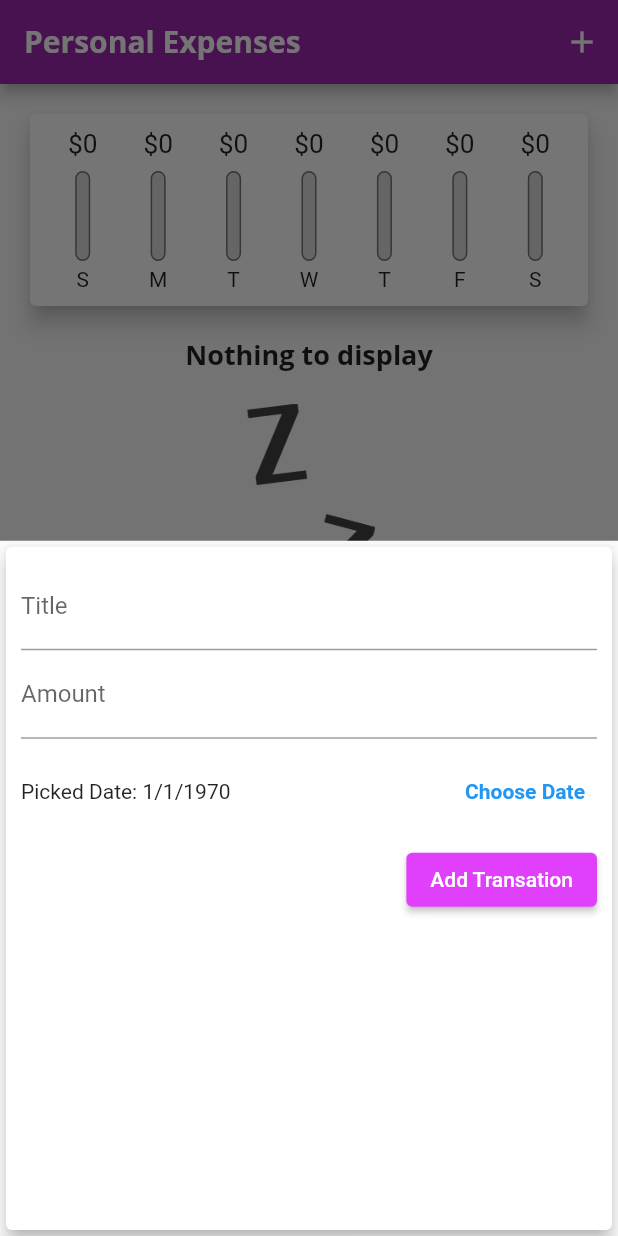
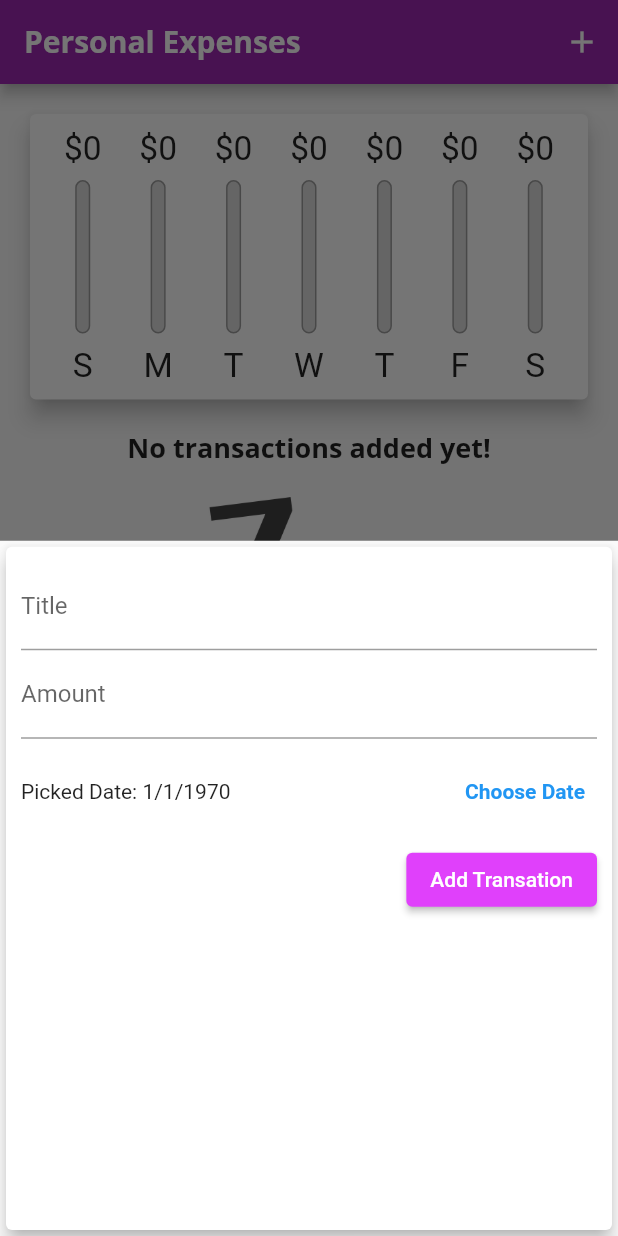
Before and after one commit to raman04-byte/chores, a Flutter app: the screen it shows after launch, after a tap on the "add" icon, on a phone screen of 412 x 824 dp. Run offline on Flutter 3.47's test engine with Material 2 defaults, Android fonts, the phone set to English and light mode, and no system bars; Roboto replaces fonts that are missing (Open Sans).

Commit message:
Modified the application

```diff
--- a/lib/main.dart
+++ b/lib/main.dart
@@ -5,6 +5,11 @@ import 'package:flutter/material.dart';
 import 'models/transaction.dart';
 
 void main() {
+  // WidgetsFlutterBinding.ensureInitialized();
+  // SystemChrome.setPreferredOrientations([
+  //   DeviceOrientation.portraitUp,
+  //   DeviceOrientation.portraitDown,
+  // ]);
   runApp(const MyApp());
 }
 
@@ -64,6 +69,8 @@ class _MyHomePageState extends State<MyHomePage> {
     });
   }
 
+  bool _showChart = false;
+
   void _startAddNewTransaction(BuildContext ctx) {
     showModalBottomSheet(
         context: ctx,
@@ -96,8 +103,10 @@ class _MyHomePageState extends State<MyHomePage> {
 
   @override
   Widget build(BuildContext context) {
-    return Scaffold(
-      appBar: AppBar(
+    final isLandscape =
+        MediaQuery.of(context).orientation == Orientation.landscape;
+
+    final appBar = AppBar(
       title: const Text(
         'Personal Expenses',
         style: TextStyle(
@@ -111,32 +120,54 @@ class _MyHomePageState extends State<MyHomePage> {
             onPressed: () => _startAddNewTransaction(context),
             icon: const Icon(Icons.add))
       ],
-      ),
+    );
+    final txListWidget = Container(
+      height: (MediaQuery.of(context).size.height -
+              appBar.preferredSize.height -
+              MediaQuery.of(context).padding.top) *
+          0.7,
+      child: TransactionList(_userTransaction, _deleteTranscation),
+    );
+    return Scaffold(
+      appBar: appBar,
       body: SingleChildScrollView(
         child: Column(
           crossAxisAlignment: CrossAxisAlignment.stretch,
           children: [
-            Chart(_recentTransaction),
-            _userTransaction.isEmpty
-                ? Column(
+            if (isLandscape)
+              Row(
+                mainAxisAlignment: MainAxisAlignment.center,
                 children: [
-                      Text(
-                        'Nothing to display',
-                        style: Theme.of(context).textTheme.titleLarge,
+                  const Text('Show chart'),
+                  Switch(
+                    value: _showChart,
+                    onChanged: (val) {
+                      setState(() {
+                        _showChart = val;
+                      });
+                    },
                   ),
-                      const SizedBox(
-                        height: 20,
+                ],
               ),
+            if (!isLandscape)
               Container(
-                        height: 200,
-                        child: Image.asset(
-                          'assets/images/waiting.png',
-                          fit: BoxFit.cover,
+                height: (MediaQuery.of(context).size.height -
+                        appBar.preferredSize.height -
+                        MediaQuery.of(context).padding.top) *
+                    0.3,
+                child: Chart(_recentTransaction),
               ),
+            if (!isLandscape) txListWidget,
+            if (isLandscape)
+              _showChart
+                  ? Container(
+                      height: (MediaQuery.of(context).size.height -
+                              appBar.preferredSize.height -
+                              MediaQuery.of(context).padding.top) *
+                          0.7,
+                      child: Chart(_recentTransaction),
                     )
-                    ],
-                  )
-                : TransactionList(_userTransaction,_deleteTranscation),
+                  : txListWidget
           ],
         ),
       ),
--- a/lib/widgets/chart.dart
+++ b/lib/widgets/chart.dart
@@ -43,7 +43,7 @@ class _ChartState extends State<Chart> {
   Widget build(BuildContext context) {
     return Card(
       elevation: 6,
-      margin:const EdgeInsets.all(20),
+      margin: const EdgeInsets.all(20),
       child: Padding(
         padding: const EdgeInsets.all(10),
         child: Row(
--- a/lib/widgets/chart_bar.dart
+++ b/lib/widgets/chart_bar.dart
@@ -14,28 +14,27 @@ class ChatBar extends StatefulWidget {
 class _ChatBarState extends State<ChatBar> {
   @override
   Widget build(BuildContext context) {
+    return LayoutBuilder(
+      builder: (ctx, constraint) {
         return Column(
           children: [
             Container(
-          height: 20,
+              height: constraint.maxHeight * 0.15,
               child: FittedBox(
                 child: Text('\$${widget.spendingAmount.toStringAsFixed(0)}'),
               ),
             ),
-        const SizedBox(
-          height: 4,
-        ),
-        const SizedBox(
-          height: 4,
+            SizedBox(
+              height: constraint.maxHeight * 0.05,
             ),
             Container(
-          height: 60,
+              height: constraint.maxHeight * 0.6,
               width: 10,
               child: Stack(
                 children: [
                   Container(
                     decoration: BoxDecoration(
-                  border: Border.all(color: Colors.grey.shade600, width: 1.0),
+                      border: Border.all(color: Colors.grey, width: 1.0),
                       color: const Color.fromRGBO(220, 220, 220, 1),
                       borderRadius: BorderRadius.circular(10),
                     ),
@@ -52,11 +51,18 @@ class _ChatBarState extends State<ChatBar> {
                 ],
               ),
             ),
-        const SizedBox(
-          height: 4,
+            SizedBox(
+              height: constraint.maxHeight * 0.05,
             ),
-        Text(widget.label),
+            Container(
+              height: constraint.maxHeight * 0.15,
+              child: FittedBox(
+                child: Text(widget.label),
+              ),
+            ),
           ],
+        );
+      },
     );
   }
 }
--- a/lib/widgets/new_tranaction.dart
+++ b/lib/widgets/new_tranaction.dart
@@ -64,9 +64,9 @@ class _NewTransactionState extends State<NewTransaction> {
           crossAxisAlignment: CrossAxisAlignment.end,
           children: [
             TextField(
-              decoration: const InputDecoration(labelText: 'Title'),
-              controller: _titleController,
-              onSubmitted: (_) => _submitData(),
+decoration: const InputDecoration(labelText: 'Title'),
+controller: _titleController,
+onSubmitted: (_) => _submitData(),
             ),
             TextField(
               decoration: const InputDecoration(labelText: 'Amount'),
--- a/lib/widgets/transaction_list.dart
+++ b/lib/widgets/transaction_list.dart
@@ -2,25 +2,38 @@ import 'package:chores/models/transaction.dart';
 import 'package:flutter/material.dart';
 import 'package:intl/intl.dart';
 
-class TransactionList extends StatefulWidget {
+class TransactionList extends StatelessWidget {
   List<Transation> transations;
   final Function deleteTx;
   TransactionList(this.transations, this.deleteTx, {super.key});
 
   @override
-  State<TransactionList> createState() => _TransactionListState();
-}
-
-class _TransactionListState extends State<TransactionList> {
-  @override
   Widget build(BuildContext context) {
-    return Container(
-      height: 300,
-      child: ListView.builder(
-        itemBuilder: (context, index) {
+    return transations.isEmpty
+        ? LayoutBuilder(builder: (ctx, constraints) {
+            return Column(
+              children: <Widget>[
+                Text(
+                  'No transactions added yet!',
+                  style: Theme.of(context).textTheme.titleLarge,
+                ),
+                SizedBox(
+                  height: 20,
+                ),
+                Container(
+                    height: constraints.maxHeight * 0.6,
+                    child: Image.asset(
+                      'assets/images/waiting.png',
+                      fit: BoxFit.cover,
+                    )),
+              ],
+            );
+          })
+        : ListView.builder(
+            itemBuilder: (ctx, index) {
               return Card(
                 elevation: 5,
-            margin: const EdgeInsets.symmetric(
+                margin: EdgeInsets.symmetric(
                   vertical: 8,
                   horizontal: 5,
                 ),
@@ -30,31 +43,26 @@ class _TransactionListState extends State<TransactionList> {
                     child: Padding(
                       padding: EdgeInsets.all(6),
                       child: FittedBox(
-                          child: Text(
-                        '\$${widget.transations[index].amount}',
-                        style:
-                            const TextStyle(color: Colors.white, fontSize: 40),
+                        child: Text('\$${transations[index].amount}'),
                       ),
                     ),
                   ),
+                  title: Text(
+                    transations[index].title,
+                    style: Theme.of(context).textTheme.titleLarge,
                   ),
-                    title: Text(widget.transations[index].title,
-                        style: Theme.of(context).textTheme.titleLarge),
                   subtitle: Text(
-                      '${DateFormat.yMMMd().format(widget.transations[index].date)}',
-                      style: TextStyle(color: Colors.grey.shade700),
+                    DateFormat.yMMMd().format(transations[index].date),
                   ),
                   trailing: IconButton(
-                      icon: const Icon(Icons.delete),
+                    icon: Icon(Icons.delete),
                     color: Theme.of(context).colorScheme.error,
-                      onPressed: () =>
-                          widget.deleteTx(widget.transations[index].id),
-                    )
+                    onPressed: () => deleteTx(transations[index].id),
+                  ),
                 ),
               );
             },
-              itemCount: widget.transations.length,
-            ),
+            itemCount: transations.length,
           );
   }
 }
```
Lines whose indentation alone changed are shown as unchanged.
